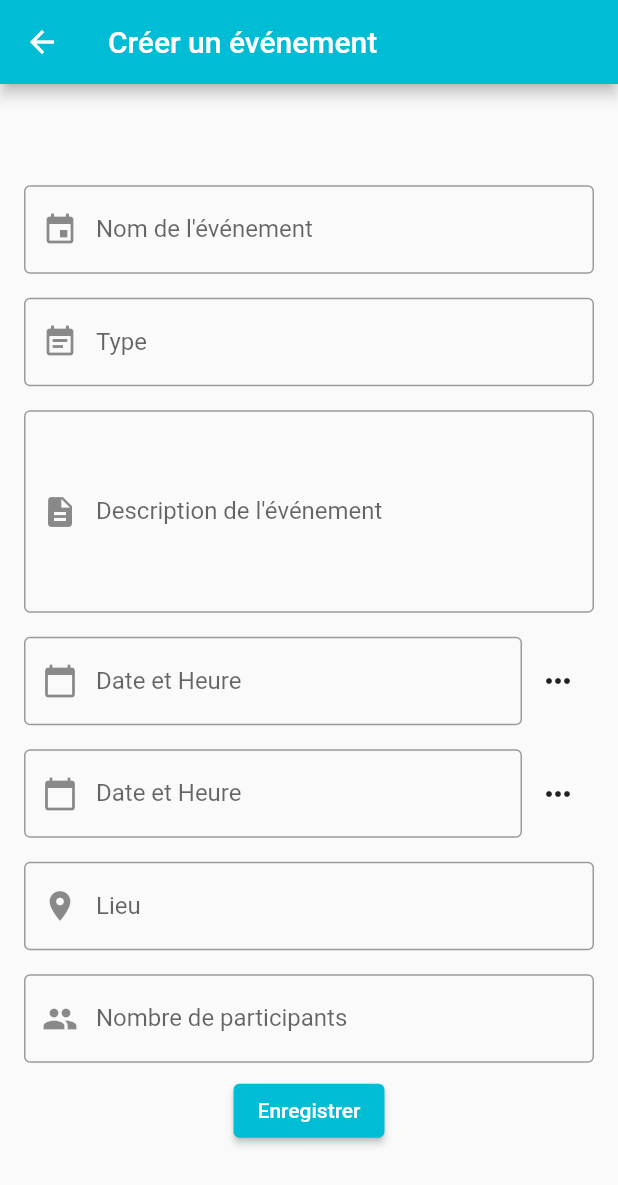
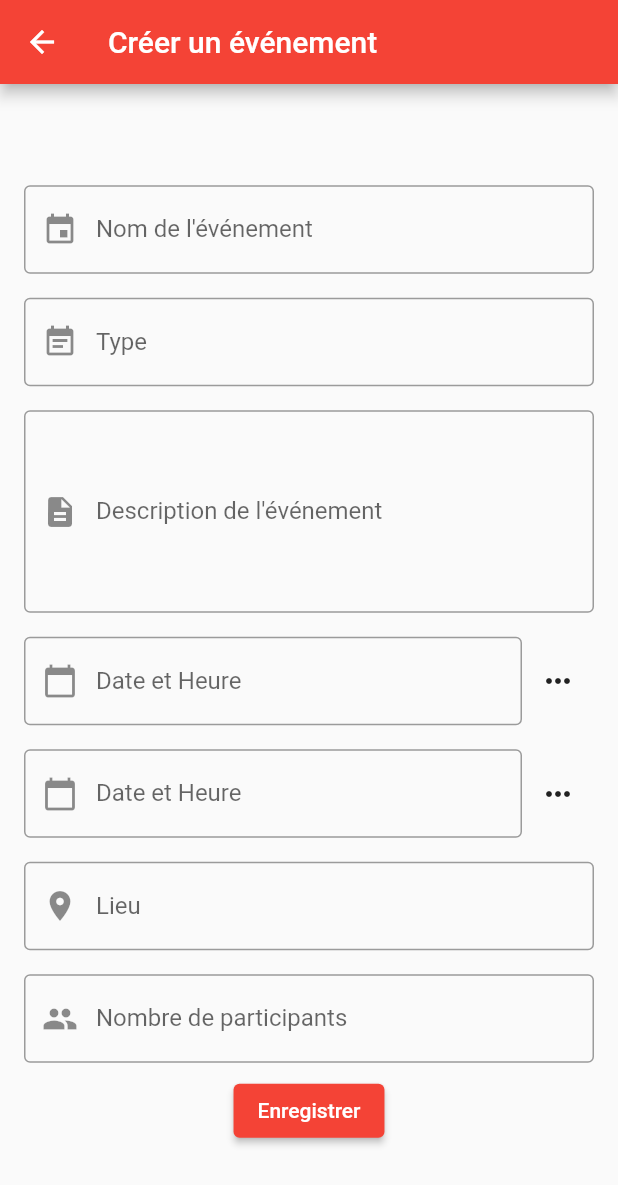
Before and after one commit to regi-gouale/event_checkin, a Flutter app: the screen it shows after launch, after a tap on the "add" icon, on a phone screen of 412 x 824 dp. Shown: the top 1185 px of the screen. Run offline on Flutter 3.47's test engine with Material 2 defaults, Android fonts, the phone set to English and light mode, and no system bars; our stand-ins replace cloud_firestore, firebase_core; missing offline and left inert: qr_code_scanner; accounts and stored records are empty; generated files the repository leaves out were written again.

Commit message:
First release

```diff
--- /dev/null
+++ b/flutter_launcher_icons.yaml
@@ -0,0 +1,4 @@
+flutter_icons:
+  android: "launcher_icon"
+  ios: true
+  image_path: "assets/icons/logo-icc-lyon.jpg"
--- a/lib/main.dart
+++ b/lib/main.dart
@@ -3,7 +3,6 @@ import 'dart:io';
 import 'package:cloud_firestore/cloud_firestore.dart';
 import 'package:event_checkin/firebase_options.dart';
 import 'package:event_checkin/ui/screens/home_screen.dart';
-import 'package:event_checkin/utils/event_checkin_colors.dart';
 import 'package:firebase_core/firebase_core.dart';
 import 'package:flutter/foundation.dart';
 import 'package:flutter/material.dart';
@@ -34,19 +33,21 @@ class EventCheckin extends StatelessWidget {
     return MaterialApp(
       debugShowCheckedModeBanner: false,
       title: 'Flutter Demo',
-      theme: eventCheckinTheme(),
+      theme: ThemeData(
+        primarySwatch: Colors.red,
+      ),
       home: const HomeScreen(),
     );
   }
 
-  ThemeData eventCheckinTheme() {
-    return ThemeData.light().copyWith(
-      colorScheme: ColorScheme.fromSwatch().copyWith(
-        primary: EventCheckinColors.primary,
-        secondary: EventCheckinColors.secondaryLight,
-        background: EventCheckinColors.background,
-        error: EventCheckinColors.dangerLight,
-      ),
-    );
-  }
+  // ThemeData eventCheckinTheme() {
+  //   return ThemeData.light().copyWith(
+  //     colorScheme: ColorScheme.fromSwatch().copyWith(
+  //       primary: EventCheckinColors.primary,
+  //       secondary: EventCheckinColors.secondaryLight,
+  //       background: EventCheckinColors.background,
+  //       error: EventCheckinColors.dangerLight,
+  //     ),
+  //   );
+  // }
 }
--- a/lib/utils/event_checkin_colors.dart
+++ b/lib/utils/event_checkin_colors.dart
@@ -1,7 +1,7 @@
 import 'package:flutter/material.dart';
 
 class EventCheckinColors {
-  static const primary = Color(0xFF00bcd4);
+  static const primary = Colors.red;
   static const secondary = Color(0xffffc107);
   static const success = Color(0xff4caf50);
   static const warning = Color(0xffff9800);
--- a/pubspec.yaml
+++ b/pubspec.yaml
@@ -32,6 +32,7 @@ dependencies:
   firebase_core: ^1.13.1
   flutter:
     sdk: flutter
+  flutter_launcher_icons: ^0.9.2
   intl: ^0.17.0
   jsqr: ^0.1.4
   qr_code_scanner: ^0.7.0
```
Also changed, not shown: assets/icons/logo-icc-lyon.jpg (added), pubspec.lock, 25 other files.
